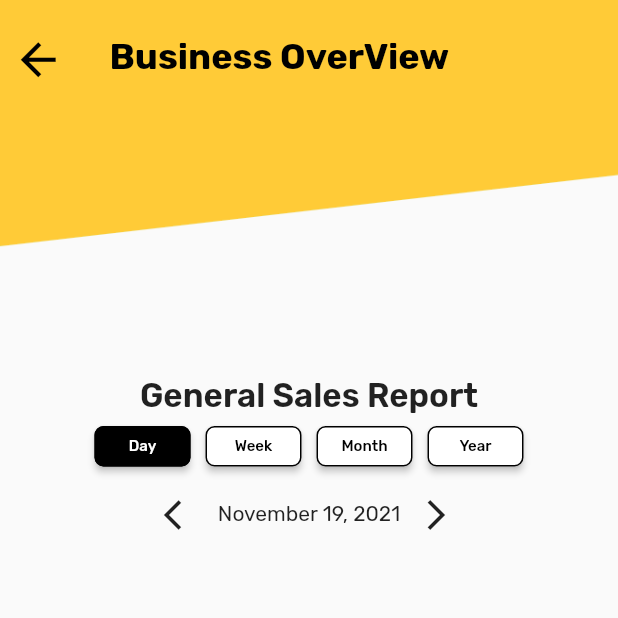
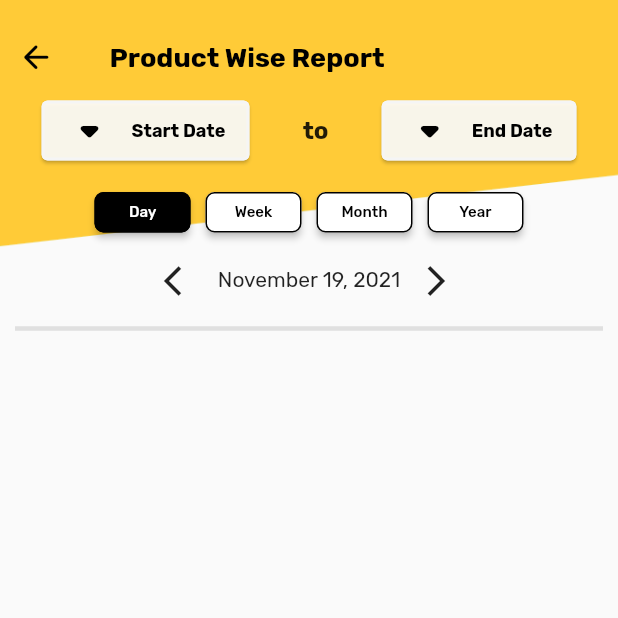
Before and after one commit to mirfahim/hishabee, a Flutter app: the ProductWise screen opened directly, on a phone screen of 412 x 824 dp, the top half of it. Run offline on Flutter 3.47's test engine with Material 2 defaults, Android fonts, the phone set to English and light mode, and no system bars; our stand-ins replace cached_network_image, carousel_pro, confetti, connectivity_plus, firebase_analytics, firebase_auth and 26 more; missing offline and left inert: animated_widgets, app_tracking_transparency, clipboard, darq, date_util, facebook_app_events and 7 more; accounts and stored records are empty; network calls fail; project files that could hold a hidden picture were left out.

Commit message:
more business section added

```diff
--- a/lib/feature/dashboard/business_overview/business_overview.dart
+++ b/lib/feature/dashboard/business_overview/business_overview.dart
@@ -1,7 +1,9 @@
 import 'package:flutter/material.dart';
 import 'package:get/get.dart';
 import 'package:hishabee_business_manager_fl/app/modules/shop_main/data/remote/models/get_all_shop_response_model.dart';
+import 'package:hishabee_business_manager_fl/app/modules/single_shop/product_list/data/remote/models/product_response_model.dart';
 import 'package:hishabee_business_manager_fl/controllers/business_overview/bo_controller.dart';
+import 'package:hishabee_business_manager_fl/feature/dashboard/business_overview/classifications/product_wise.dart';
 import 'package:hishabee_business_manager_fl/models/business_overview/overview.dart';
 import 'package:hishabee_business_manager_fl/utility/utils.dart';
 import 'package:intl/intl.dart';
@@ -137,7 +139,13 @@ class _BusinessOverViewState extends State<BusinessOverView> {
                               itemCount: reportCardWidget.length,
                               scrollDirection: Axis.horizontal,
                               itemBuilder: (context, index) {
-                                return reportCardWidget[index];
+                                return InkWell(
+                                    onTap: () => index == 0
+                                        ? Get.to(ProductWise(),
+                                            arguments: Get.arguments)
+                                        : Get.to(ProductWise(),
+                                            arguments: Get.arguments),
+                                    child: reportCardWidget[index]);
                               },
                             ),
                           ),
--- a/lib/feature/dashboard/business_overview/classifications/product_wise.dart
+++ b/lib/feature/dashboard/business_overview/classifications/product_wise.dart
@@ -38,8 +38,8 @@ class _ProductWiseState extends State<ProductWise> {
                       padding: const EdgeInsets.only(top: 14, right: 15.0),
                       child: IconButton(
                         icon: const Icon(
-                          Icons.arrow_back,
-                          size: 35,
+                          Icons.arrow_back_rounded,
+                          size: 25,
                           color: Colors.black,
                         ),
                         onPressed: () {},
@@ -48,9 +48,9 @@ class _ProductWiseState extends State<ProductWise> {
                     const Padding(
                       padding: EdgeInsets.only(top: 14.0, left: 10, right: 15),
                       child: Text(
-                        'Business OverView',
+                        'Product Wise Report',
                         style: TextStyle(
-                          fontSize: 24,
+                          fontSize: 18,
                           fontWeight: FontWeight.bold,
                           color: Colors.black,
                         ),
@@ -59,13 +59,82 @@ class _ProductWiseState extends State<ProductWise> {
                   ],
                 ),
                 Positioned(
-                  top: 80,
-                  child: Container(
-                    color: Colors.red,
+                  top: 63,
+                  left: 10,
+                  right: 10,
+                  child: Row(
+                    mainAxisAlignment: MainAxisAlignment.spaceAround,
+                    children: [
+                      ElevatedButton.icon(
+                        label: Padding(
+                          padding:
+                              const EdgeInsets.only(top: 12.0, bottom: 12.0),
+                          child: Text(
+                            'Start Date',
+                            style: TextStyle(
+                                fontWeight: FontWeight.bold, fontSize: 12.0),
+                          ),
+                        ),
+                        icon: Icon(
+                          Icons.arrow_drop_down_rounded,
+                          color: Colors.black,
+                          size: 40.0,
+                        ),
+                        style: ButtonStyle(
+                            maximumSize:
+                                MaterialStateProperty.all<Size>(Size(150, 48)),
+                            elevation: MaterialStateProperty.all<double>(1.0),
+                            backgroundColor: MaterialStateProperty.all<Color>(
+                                Colors.white.withOpacity(0.9)),
+                            shape: MaterialStateProperty.all<
+                                    RoundedRectangleBorder>(
+                                RoundedRectangleBorder(
+                                    borderRadius: BorderRadius.circular(4.0),
+                                    side: BorderSide(
+                                        color: Colors.grey.shade100,
+                                        width: 2.0)))),
+                        onPressed: () {},
+                      ),
+                      Text(
+                        'to',
+                        style: TextStyle(
+                            fontSize: 16.0, fontWeight: FontWeight.bold),
+                      ),
+                      ElevatedButton.icon(
+                        label: Padding(
+                          padding:
+                              const EdgeInsets.only(top: 12.0, bottom: 12.0),
+                          child: Text(
+                            'End Date',
+                            style: TextStyle(
+                                fontWeight: FontWeight.bold, fontSize: 12.0),
+                          ),
+                        ),
+                        icon: Icon(
+                          Icons.arrow_drop_down_rounded,
+                          color: Colors.black,
+                          size: 40.0,
+                        ),
+                        style: ButtonStyle(
+                            maximumSize:
+                                MaterialStateProperty.all<Size>(Size(150, 48)),
+                            elevation: MaterialStateProperty.all<double>(1.0),
+                            backgroundColor: MaterialStateProperty.all<Color>(
+                                Colors.white.withOpacity(0.9)),
+                            shape: MaterialStateProperty.all<
+                                    RoundedRectangleBorder>(
+                                RoundedRectangleBorder(
+                                    borderRadius: BorderRadius.circular(4.0),
+                                    side: BorderSide(
+                                        color: Colors.grey.shade100,
+                                        width: 2.0)))),
+                        onPressed: () {},
+                      ),
+                    ],
                   ),
                 ),
                 Positioned(
-                  top: 250,
+                  top: 120,
                   left: 10,
                   right: 10,
                   child: Padding(
@@ -74,12 +143,6 @@ class _ProductWiseState extends State<ProductWise> {
                         mainAxisAlignment: MainAxisAlignment.center,
                         crossAxisAlignment: CrossAxisAlignment.center,
                         children: [
-                          const Center(
-                              child: Text(
-                            'General Sales Report',
-                            style: TextStyle(
-                                fontSize: 22, fontWeight: FontWeight.w600),
-                          )),
                           Padding(
                             padding: const EdgeInsets.all(8.0),
                             child: Row(
@@ -95,7 +158,7 @@ class _ProductWiseState extends State<ProductWise> {
                                       });
                                     },
                                     child: Text(
-                                      'Day',
+                                      ' Day ',
                                       style: TextStyle(
                                           color: flag == 1
                                               ? Colors.white
@@ -126,7 +189,7 @@ class _ProductWiseState extends State<ProductWise> {
                                       });
                                     },
                                     child: Text(
-                                      'Week',
+                                      '  Week  ',
                                       style: TextStyle(
                                           color: flag == 2
                                               ? Colors.white
@@ -158,7 +221,7 @@ class _ProductWiseState extends State<ProductWise> {
                                       });
                                     },
                                     child: Text(
-                                      'Month',
+                                      ' Month ',
                                       style: TextStyle(
                                           color: flag == 3
                                               ? Colors.white
@@ -190,7 +253,7 @@ class _ProductWiseState extends State<ProductWise> {
                                       });
                                     },
                                     child: Text(
-                                      'Year',
+                                      ' Year ',
                                       style: TextStyle(
                                           color: flag == 4
                                               ? Colors.white
@@ -243,13 +306,13 @@ class _ProductWiseState extends State<ProductWise> {
                                   icon: Icon(Icons.arrow_forward_ios))
                             ],
                           ),
-                          // Divider(
-                          //   thickness: 30,
-                          //   height: 29,
-                          //   color: Colors.black,
-                          // ),
-                          //
+                          Divider(
+                            thickness: 3,
+                            color: Colors.grey[300],
+                          ),
                         ]),
+
+
                   ),
                 )
               ],
```
